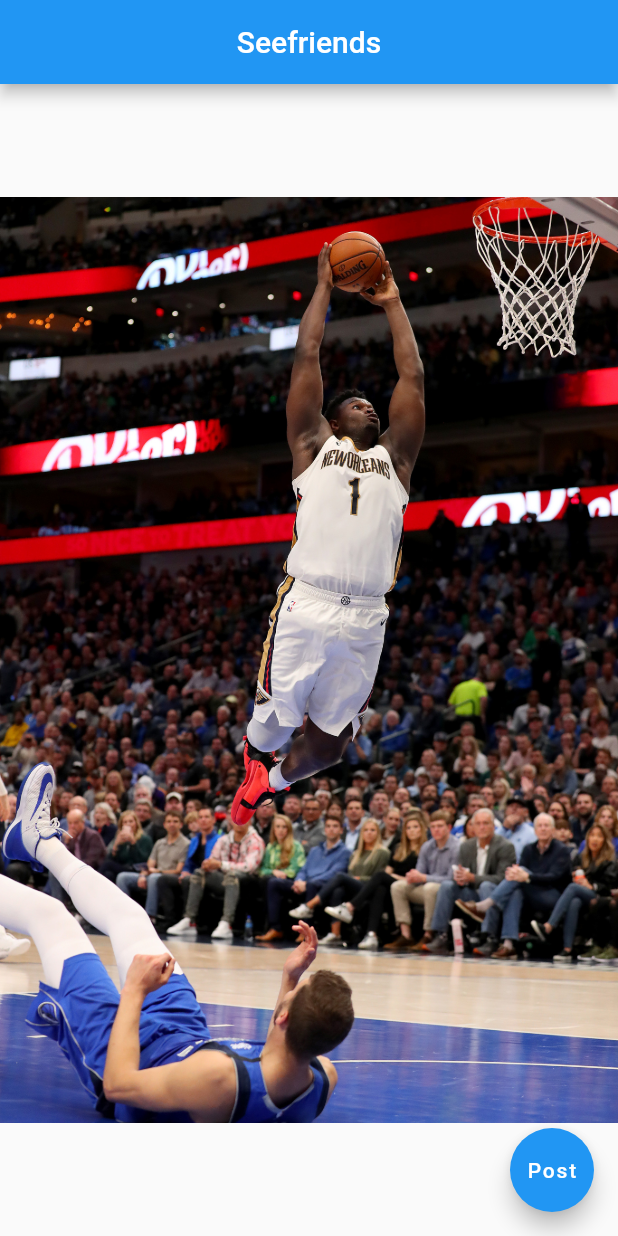
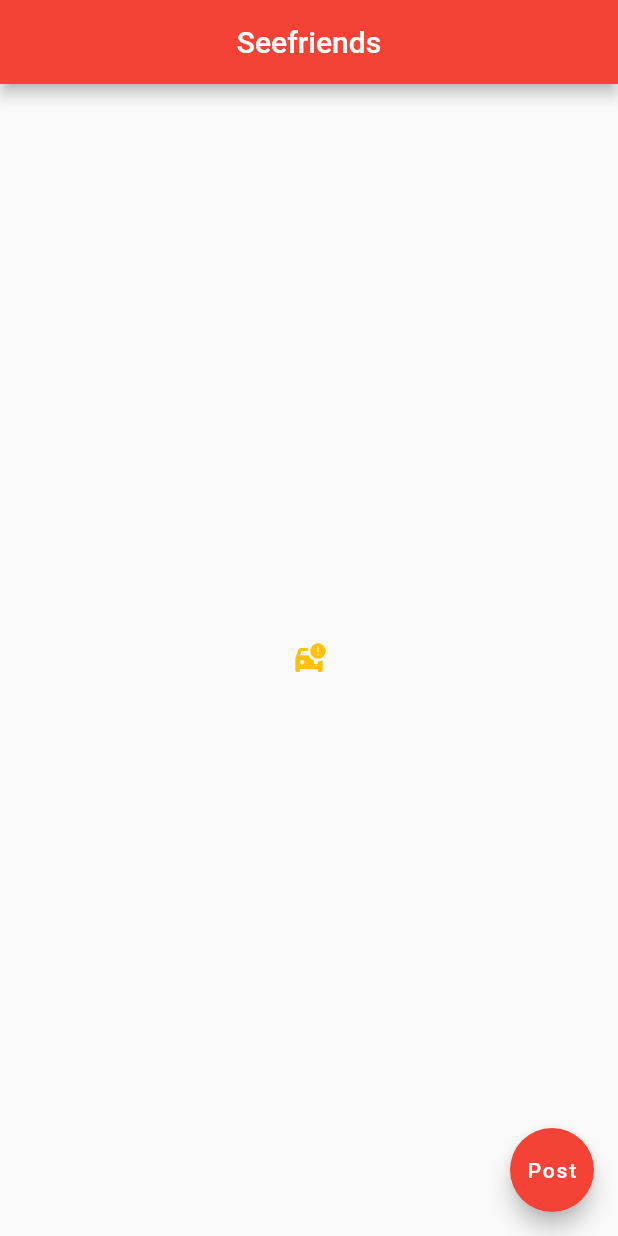
Before and after one commit to danielchukwu/Learning-Flutter-2, a Flutter app: the screen it shows after launch, after a tap on "Post", on a phone screen of 412 x 824 dp. Run offline on Flutter 3.47's test engine with Material 2 defaults, Android fonts, the phone set to English and light mode, and no system bars.

Commit message:
Icons Practice

```diff
--- a/dojoblog/lib/main.dart
+++ b/dojoblog/lib/main.dart
@@ -2,6 +2,10 @@
 
 void main() {
   runApp(MaterialApp(
+    title: 'Seefriends',
+    theme: ThemeData(
+      primarySwatch: Colors.red,
+    ),
     home: Home(),
   ));
 }
@@ -14,7 +18,11 @@
         title: const Text("Seefriends"),
         centerTitle: true,
       ),
-      body: Center(child: Image.asset('assets/images/zion-up.jpeg')),
+      body: const Center(
+          child: Icon(
+        Icons.car_crash,
+        color: Colors.amber,
+      )),
       floatingActionButton: FloatingActionButton(
         onPressed: () {},
         child: const Text("Post"),
@@ -22,3 +30,6 @@
     );
   }
 }
+
+// ElevatedButton
+// TextButton
```
